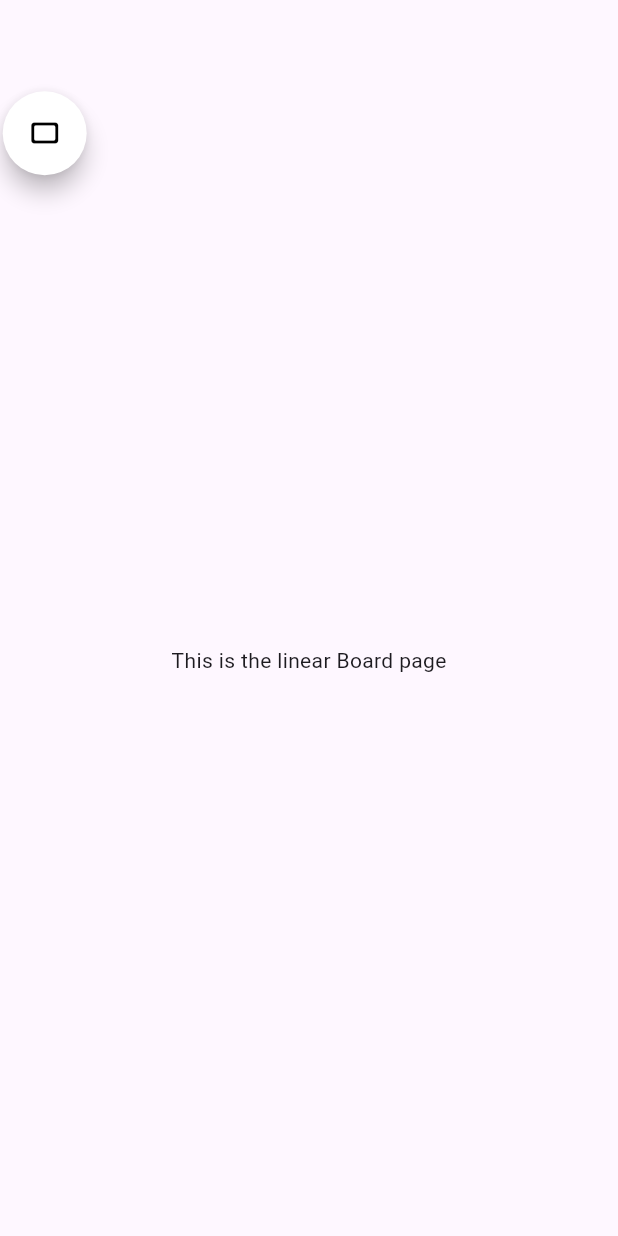
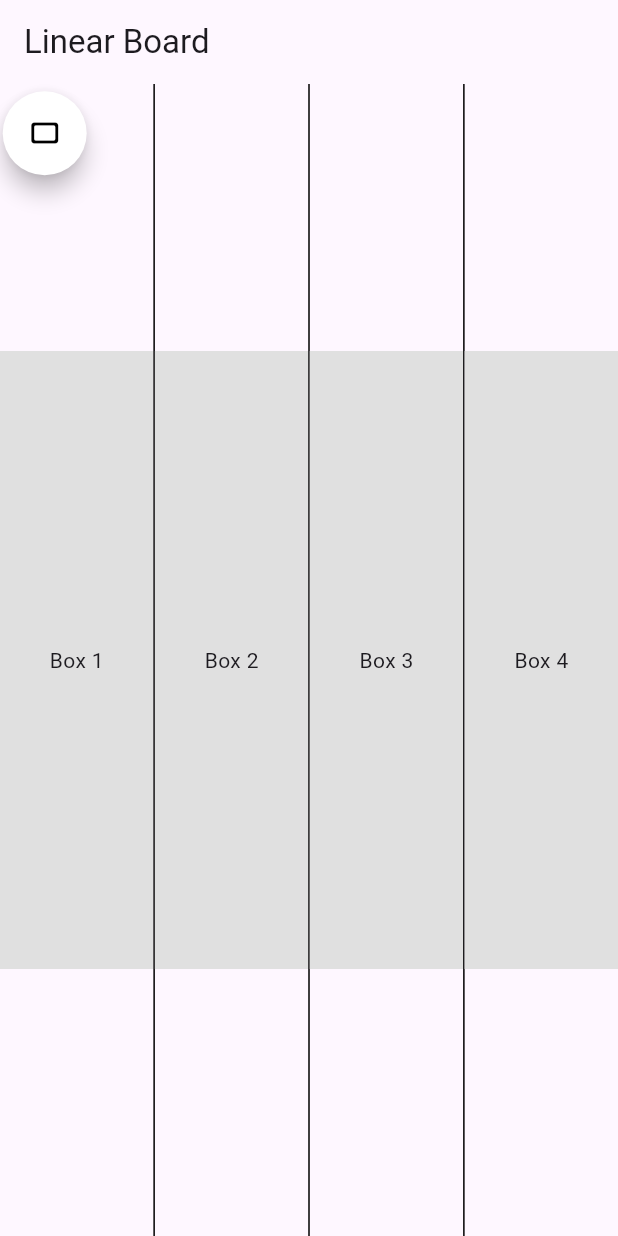
Before and after one commit to aau-giraf/visual-tangible-artefacts, a Flutter app: the LinearBoard screen opened directly, on a phone screen of 412 x 824 dp. Run offline on Flutter 3.47's test engine with Material 3 defaults, Android fonts, the phone set to English and light mode, and no system bars; our stand-ins replace flutter_svg; generated files the repository leaves out were written again.

Commit message:
Updated realtion, linear button and linear page

```diff
--- a/Frontend/vta_app/lib/src/ui/widgets/board/linear_board.dart
+++ b/Frontend/vta_app/lib/src/ui/widgets/board/linear_board.dart
@@ -0,0 +1,92 @@
+import 'package:flutter/material.dart';
+import 'linear_board_button.dart'; // Import the LinearBoardButton widget
+
+class LinearBoard extends StatelessWidget {
+  const LinearBoard({Key? key}) : super(key: key);
+
+  static const IconData cropLandscapeRounded = IconData(0xf685, fontFamily: 'MaterialIcons');
+
+  @override
+  Widget build(BuildContext context) {
+    return Scaffold(
+      appBar: AppBar(
+        title: const Text('Linear Board'),
+        automaticallyImplyLeading: false, // Remove the back arrow
+      ),
+      body: Center(
+        child: Row(
+          mainAxisAlignment: MainAxisAlignment.spaceEvenly,
+          children: [
+            Expanded(
+              child: Column(
+                mainAxisAlignment: MainAxisAlignment.center,
+                children: [
+                  Container(
+                    height: MediaQuery.of(context).size.height / 2,
+                    color: Colors.grey[300],
+                    child: const Center(child: Text('Box 1')),
+                  ),
+                ],
+              ),
+            ),
+            const VerticalDivider(
+              width: 1,
+              thickness: 1,
+              color: Colors.black,
+            ),
+            Expanded(
+              child: Column(
+                mainAxisAlignment: MainAxisAlignment.center,
+                children: [
+                  Container(
+                    height: MediaQuery.of(context).size.height / 2,
+                    color: Colors.grey[300],
+                    child: const Center(child: Text('Box 2')),
+                  ),
+                ],
+              ),
+            ),
+            const VerticalDivider(
+              width: 1,
+              thickness: 1,
+              color: Colors.black,
+            ),
+            Expanded(
+              child: Column(
+                mainAxisAlignment: MainAxisAlignment.center,
+                children: [
+                  Container(
+                    height: MediaQuery.of(context).size.height / 2,
+                    color: Colors.grey[300],
+                    child: const Center(child: Text('Box 3')),
+                  ),
+                ],
+              ),
+            ),
+            const VerticalDivider(
+              width: 1,
+              thickness: 1,
+              color: Colors.black,
+            ),
+            Expanded(
+              child: Column(
+                mainAxisAlignment: MainAxisAlignment.center,
+                children: [
+                  Container(
+                    height: MediaQuery.of(context).size.height / 2,
+                    color: Colors.grey[300],
+                    child: const Center(child: Text('Box 4')),
+                  ),
+                ],
+              ),
+            ),
+          ],
+        ),
+      ),
+      floatingActionButton: const Align(
+        alignment: Alignment(-0.9, -0.8), // Adjust the alignment as needed
+        child: LinearBoardButton(), // Use the LinearBoardButton widget
+      ),
+    );
+  }
+}
--- a/Frontend/vta_app/lib/src/ui/widgets/board/linear_board_button.dart
+++ b/Frontend/vta_app/lib/src/ui/widgets/board/linear_board_button.dart
@@ -1,29 +1,20 @@
 import 'package:flutter/material.dart';
 import 'relational_board_button.dart'; // Import the switch_modes page
 
-class LinearBoard extends StatelessWidget {
-  const LinearBoard({Key? key}) : super(key: key);
+class LinearBoardButton extends StatelessWidget {
+  const LinearBoardButton({Key? key}) : super(key: key);
 
 // ignore: constant_identifier_names
 static const IconData crop_landscape_rounded = IconData(0xf685, fontFamily: 'MaterialIcons');
 
   @override
   Widget build(BuildContext context) {
-    return Scaffold(
-      appBar: AppBar(
-        automaticallyImplyLeading: false,
-      ),
-      body: const Center(
-        child: Text('This is the linear Board page'),
-      ),
-      floatingActionButton: Align(
-        alignment: const Alignment(-0.9, -0.8), // Adjust the alignment as needed
-        child: FloatingActionButton(
+        return FloatingActionButton(
           onPressed: () {
-            Navigator.push(
+            Navigator.pushReplacement(
               context,
               PageRouteBuilder(
-                pageBuilder: (context, animation1, animation2) => const RelationalBoardButton(),
+                pageBuilder: (context, animation1, animation2) => const RelationalBoardHome(),
                 transitionDuration: Duration.zero,
                 reverseTransitionDuration: Duration.zero,
               ),
@@ -36,8 +27,6 @@ static const IconData crop_landscape_rounded = IconData(0xf685, fontFamily: 'Mat
             crop_landscape_rounded,
             size: 24.0,
           ),
-        ),
-      ),
-    );
-  }
+     );
+   }
 }
--- a/Frontend/vta_app/pubspec.yaml
+++ b/Frontend/vta_app/pubspec.yaml
@@ -32,4 +32,3 @@ flutter:
     # Add assets from the images directory to the application.
     - assets/images/
     - assets/icons/
-    - assets/Switch modes.png
```
Also changed, not shown: Frontend/vta_app/lib/src/ui/widgets/board/relational_board_button.dart (+10 -24 lines).
